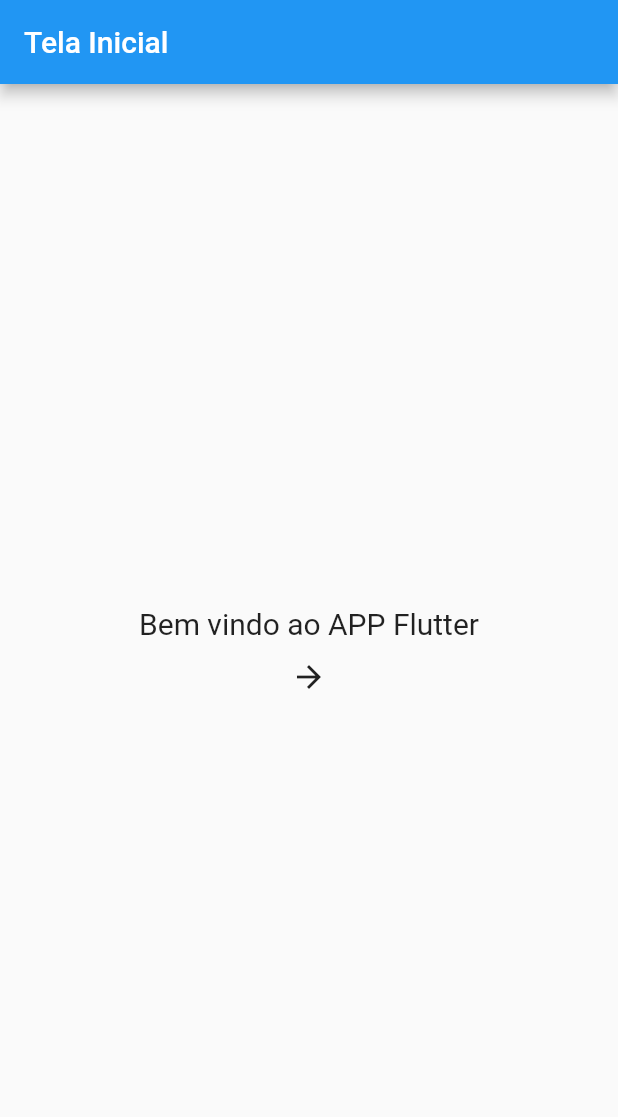
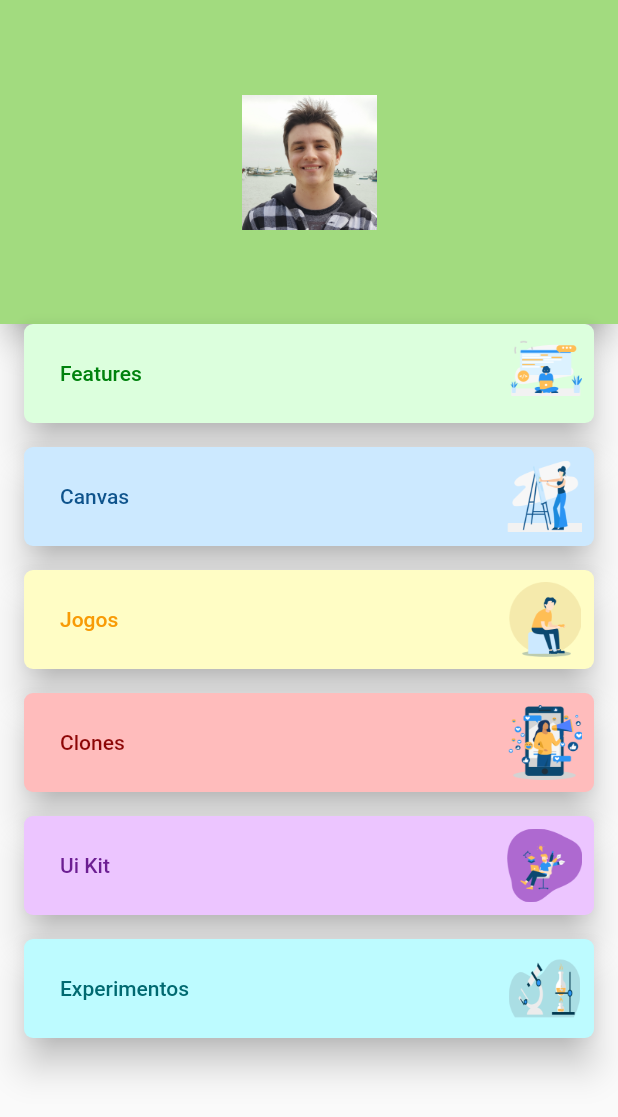
Before and after one commit to VTVinicius/playground_flutter, a Flutter app: the screen it shows after launch, on a phone screen of 412 x 824 dp. Shown: the top 1117 px of the screen. Run offline on Flutter 3.47's test engine with Material 2 defaults, Android fonts, the phone set to English and light mode, and no system bars; our stand-ins replace dio, flutter_bloc; missing offline and left inert: dio_http_cache.

Commit message:
Inicio do App Portifolio

```diff
--- a/lib/main.dart
+++ b/lib/main.dart
@@ -3,7 +3,8 @@ import 'package:flutter_bloc/flutter_bloc.dart';
 import 'package:playground_flutter/data/datasource/ViaCepDataSource.dart';
 import 'package:playground_flutter/data/repository/address_repository.dart';
 import 'package:playground_flutter/data/repository/address_repository_impl.dart';
-import 'package:playground_flutter/presentation/feature_home/options_screen.dart';
+import 'package:playground_flutter/presentation/feature_home/widgets/home_buttons_list.dart';
+import 'package:playground_flutter/uikit/theme/app_colors.dart';
 
 import 'core/network.dart';
 
@@ -11,6 +12,7 @@ void main() {
   runApp(
     MultiRepositoryProvider(
       providers: [
+
         ///
         /// Services
         ///
@@ -25,8 +27,9 @@ void main() {
           create: (context) => ViaCepDataSource(context.read<NetworkManager>()),
         ),
         RepositoryProvider<AddressRepository>(
-          create: (context) => AddressRepositoryImpl(
-              viaCepDataSource: context.read<ViaCepDataSource>()),
+          create: (context) =>
+              AddressRepositoryImpl(
+                  viaCepDataSource: context.read<ViaCepDataSource>()),
         ),
       ],
       child: const MyApp(),
@@ -63,32 +66,41 @@ class _MyHomePageState extends State<MyHomePage> {
   @override
   Widget build(BuildContext context) {
     return Scaffold(
-      appBar: AppBar(title: const Text('Tela Inicial')),
       body: Container(
         alignment: Alignment.center,
         child: Column(
-          mainAxisAlignment: MainAxisAlignment.center,
-          children: [
-            const Text(
-              "Bem vindo ao APP Flutter",
-              style: TextStyle(
-                fontSize: 20,
-              ),
-            ),
-            IconButton(
-                onPressed: () {
-                  Navigator.push(
-                      context,
-                      MaterialPageRoute(
-                          builder: ((context) => const OptionsScreen())));
-                  // setState(() {
-                  //   titulo = "teste";
-                  // });
-                },
-                icon: const Icon(Icons.arrow_forward_sharp)),
-          ],
+          children: [TopBarHome(), HomeButtonsList()],
         ),
       ),
     );
   }
 }
+
+class TopBarHome extends StatelessWidget {
+  const TopBarHome({Key? key}) : super(key: key);
+
+  @override
+  Widget build(BuildContext context) {
+    return Card(
+      margin: const EdgeInsets.all(0),
+      elevation: 8,
+      shape:  const RoundedRectangleBorder(
+        borderRadius: BorderRadius.only(
+          bottomLeft: Radius.circular(20),
+          bottomRight: Radius.circular(20),
+        ),
+      ),
+      child: Container(
+      height: 216,
+      width: double.infinity,
+      color: AppColors.greenApp,
+      child: Column(mainAxisAlignment: MainAxisAlignment.center, children: [
+        Image.asset(
+          "assets/images/img_vini.png",
+          height: 90,
+          width: 90,
+        ),
+      ]),
+    ),);
+  }
+}
--- a/lib/presentation/feature_home/options_screen.dart
+++ b/lib/presentation/feature_experiments/experiements_options_screen.dart
@@ -1,14 +1,12 @@
 import 'package:flutter/material.dart';
-import 'package:playground_flutter/presentation/feature_home/buttons/buttons_screen.dart';
+import '../../uikit/widgets/MyCupertinoButton.dart';
+import 'buttons/buttons_screen.dart';
+import 'input_text/input_text_screen.dart';
+import '../feture_address/address/address_screen.dart';
 
 
-
-import '../../uikit/widgets/MyCupertinoButton.dart';
-import '../feture_address/address/address_screen.dart';
-import 'input_text/input_text_screen.dart';
-
-class OptionsScreen extends StatelessWidget {
-  const OptionsScreen({Key? key}) : super(key: key);
+class ExperimentOptionsScreen extends StatelessWidget {
+  const ExperimentOptionsScreen({Key? key}) : super(key: key);
 
   @override
   Widget build(BuildContext context) {
--- /dev/null
+++ b/lib/presentation/feature_home/widgets/features_button.dart
@@ -0,0 +1,56 @@
+import 'package:flutter/material.dart';
+
+class FeaturesButton extends StatelessWidget {
+  final String text;
+  ImageProvider image = AssetImage("assets/img_features.png");
+  final VoidCallback onPressed;
+  Color buttonColor = Colors.green;
+  Color textColor = Colors.black;
+
+  FeaturesButton({
+    super.key,
+    required this.text,
+    this.image = const AssetImage('assets/img_features.png'),
+    required this.onPressed,
+    this.buttonColor = Colors.green,
+    this.textColor = Colors.black,
+  });
+
+  @override
+  Widget build(BuildContext context) {
+    return SizedBox(
+      width: double.infinity, // Para preencher toda a largura da tela
+      child: TextButton(
+        onPressed: onPressed,
+        style: TextButton.styleFrom(
+          backgroundColor: buttonColor,
+          elevation: 10,
+
+          shape: RoundedRectangleBorder(
+              borderRadius: BorderRadius.circular(
+                  6) // Estilize o botão conforme necessário
+              ),
+        ),
+        child: Row(
+          mainAxisAlignment: MainAxisAlignment.spaceBetween,
+          // Para alinhar texto e imagem
+          children: [
+            Padding(
+              padding: const EdgeInsets.only(left: 16.0),
+              child: Text(
+                text,
+                style: TextStyle(
+                    color: textColor), // Estilize o texto conforme necessário
+              ),
+            ),
+            Image(
+              image: image,
+              height: 50,
+              width: 50, // Ajuste a altura da imagem conforme necessário
+            ),
+          ],
+        ),
+      ),
+    );
+  }
+}
--- /dev/null
+++ b/lib/presentation/feature_home/widgets/home_buttons_list.dart
@@ -0,0 +1,125 @@
+import 'package:flutter/material.dart';
+
+import '../../../uikit/theme/app_colors.dart';
+import '../../feature_experiments/experiements_options_screen.dart';
+import 'features_button.dart';
+
+class HomeButtonsList extends StatelessWidget {
+  const HomeButtonsList({super.key});
+
+  @override
+  Widget build(BuildContext context) {
+    return Padding(
+      padding: const EdgeInsets.symmetric(horizontal: 16.0),
+      child: Column(
+        children: [
+          FeaturesButton(
+            onPressed: () {
+              Navigator.push(
+                  context,
+                  MaterialPageRoute(
+                      builder: ((context) => const ExperimentOptionsScreen())));
+              // setState(() {
+              //   titulo = "teste";
+              // });
+            },
+            text: "Features",
+            image: const AssetImage('assets/images/img_features.png'),
+            buttonColor: AppColors.greenFeatures,
+            textColor: AppColors.greenFeaturesDark,
+          ),
+          const SizedBox(
+            height: 16,
+          ),
+          FeaturesButton(
+            onPressed: () {
+              Navigator.push(
+                  context,
+                  MaterialPageRoute(
+                      builder: ((context) => const ExperimentOptionsScreen())));
+              // setState(() {
+              //   titulo = "teste";
+              // });
+            },
+            text: "Canvas",
+            image: const AssetImage('assets/images/img_canvas.png'),
+            buttonColor: AppColors.blueCanvasLight,
+            textColor: AppColors.blueCanvasDark,
+          ),
+          const SizedBox(
+            height: 16,
+          ),
+          FeaturesButton(
+            onPressed: () {
+              Navigator.push(
+                  context,
+                  MaterialPageRoute(
+                      builder: ((context) => const ExperimentOptionsScreen())));
+              // setState(() {
+              //   titulo = "teste";
+              // });
+            },
+            text: "Jogos",
+            image: const AssetImage('assets/images/img_jogos.png'),
+            buttonColor: AppColors.yellowGamesLight,
+            textColor: AppColors.yellowGamesDark,
+          ),
+          const SizedBox(
+            height: 16,
+          ),
+          FeaturesButton(
+            onPressed: () {
+              Navigator.push(
+                  context,
+                  MaterialPageRoute(
+                      builder: ((context) => const ExperimentOptionsScreen())));
+              // setState(() {
+              //   titulo = "teste";
+              // });
+            },
+            text: "Clones",
+            image: const AssetImage('assets/images/img_clones.png'),
+            buttonColor: AppColors.redClonesLight,
+            textColor: AppColors.redClonesDark,
+          ),
+          const SizedBox(
+            height: 16,
+          ),
+          FeaturesButton(
+            onPressed: () {
+              Navigator.push(
+                  context,
+                  MaterialPageRoute(
+                      builder: ((context) => const ExperimentOptionsScreen())));
+              // setState(() {
+              //   titulo = "teste";
+              // });
+            },
+            text: "Ui Kit",
+            image: const AssetImage('assets/images/img_uikit.png'),
+            buttonColor: AppColors.purpleUikitLight,
+            textColor: AppColors.purpleUikitDark,
+          ),
+          const SizedBox(
+            height: 16,
+          ),
+          FeaturesButton(
+            onPressed: () {
+              Navigator.push(
+                  context,
+                  MaterialPageRoute(
+                      builder: ((context) => const ExperimentOptionsScreen())));
+              // setState(() {
+              //   titulo = "teste";
+              // });
+            },
+            text: "Experimentos",
+            image: const AssetImage('assets/images/img_experimentos.png'),
+            buttonColor: AppColors.greenExperimentsLight,
+            textColor: AppColors.greenExperimentsDark,
+          ),
+        ],
+      ),
+    );
+  }
+}
--- /dev/null
+++ b/lib/uikit/theme/app_colors.dart
@@ -0,0 +1,32 @@
+import 'dart:ui';
+
+class AppColors {
+  static const Color white = Color(0xFFFFFFFF);
+  static const Color black = Color(0xFF000000);
+  static const Color green = Color(0xFF229642);
+  static const Color inactive = Color(0xFFECEAEA);
+  static const Color lightGray = Color(0xFFEFEFEF);
+  static const Color greenApp = Color(0xFFA2DB7F);
+  static const Color greenAppDark = Color(0xFF183F00);
+  static const Color greenFeatures = Color(0xFFDCFFDD);
+  static const Color greenFeaturesDark = Color(0xFF00820D);
+  static const Color blueCanvasLight = Color(0xFFCCE9FF);
+  static const Color blueCanvasDark = Color(0xFF0E538C);
+  static const Color yellowGamesLight = Color(0xFFFFFDC5);
+  static const Color yellowGamesDark = Color(0xFFF89B06);
+  static const Color redClonesLight = Color(0xFFFFBCBC);
+  static const Color redClonesDark = Color(0xFF8D0606);
+  static const Color purpleUikitLight = Color(0xFFECC5FF);
+  static const Color purpleUikitDark = Color(0xFF6C1E92);
+  static const Color greenExperimentsLight = Color(0xFFBDFBFF);
+  static const Color greenExperimentsDark = Color(0xFF006970);
+  static const Color yellowRiHappy = Color(0xFFFDC305);
+  static const Color orangeLeve = Color(0xFFFF4D00);
+  static const Color gray = Color(0xFF515151);
+  static const Color red = Color(0xFFFF0000);
+  static const Color inputTextGrey = Color(0XFFEBEBEB);
+  static const Color background = Color(0XFFF6F6F6);
+  static const Color blueLinkedin = Color(0XFF0A66C2);
+  static const Color dividerLinkedin = Color(0XFFE9E5DF);
+  static const Color gold = Color(0XFFffd700);
+}
```
Also changed, not shown: pubspec.yaml (+9 -3 lines), assets/images/img_canvas.png (added), assets/images/img_clones.png (added), assets/images/img_experimentos.png (added), assets/images/img_features.png (added), assets/images/img_jogos.png (added), assets/images/img_uikit.png (added), assets/images/img_vini.png (added), lib/presentation/feature_experiments/buttons/buttons_screen.dart (renamed from lib/presentation/feature_home/buttons/buttons_screen.dart), lib/presentation/feature_experiments/input_text/input_text_screen.dart (renamed from lib/presentation/feature_home/input_text/input_text_screen.dart), pubspec.lock, 5 other files.
